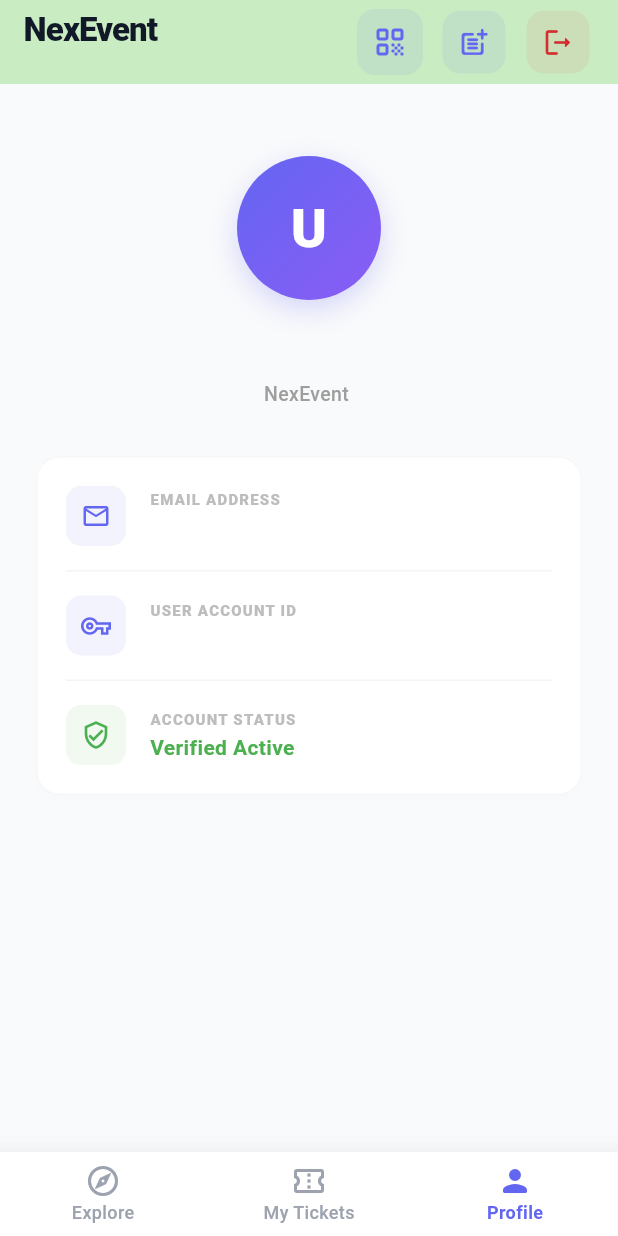
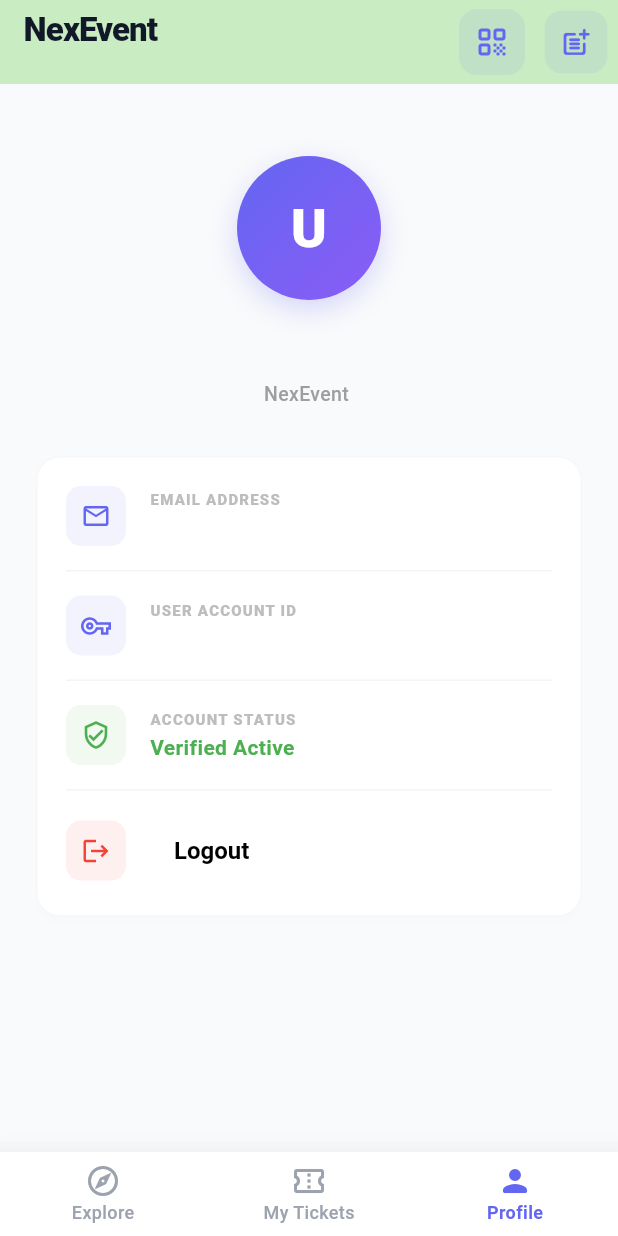
Before and after one commit to jb-git-code/NexEvent, a Flutter app: the screen it shows once a user with an empty profile is signed in, item 3 of the bottom bar chosen, on a phone screen of 412 x 824 dp. Run offline on Flutter 3.47's test engine with Material 3 defaults, Android fonts, the phone set to English and light mode, and no system bars; our stand-ins replace app_links, cached_network_image, cloud_firestore, firebase_auth, firebase_core, firebase_messaging and 6 more; missing offline and left inert: mobile_scanner; accounts and stored records are empty.

Commit message:
logout fix

```diff
--- a/lib/screens/home/home_page.dart
+++ b/lib/screens/home/home_page.dart
@@ -165,35 +165,35 @@ class _HomePageState extends ConsumerState<HomePage> {
                   ),
                 )
               : const SizedBox(),
-          Padding(
-            padding: const EdgeInsets.only(left: 4.0, right: 16.0),
-            child: IconButton(
-              style: IconButton.styleFrom(
-                backgroundColor: Colors.red.withValues(alpha: 0.08),
-                foregroundColor: Colors.red[700],
-                shape: RoundedRectangleBorder(
-                  borderRadius: BorderRadius.circular(12),
-                ),
-                padding: const EdgeInsets.all(10),
-              ),
-              onPressed: () async {
-                final authService = AuthService();
-                await authService.logout();
-                await FirebaseAuth.instance.signOut();
-                ref.read(currentUserProvider.notifier).clearUser();
-                if (context.mounted) {
-                  Navigator.pushAndRemoveUntil(
-                    context,
-                    MaterialPageRoute(
-                      builder: (context) => const loginScreen(),
-                    ),
-                    (route) => false,
-                  );
-                }
-              },
-              icon: const Icon(Icons.logout_rounded, size: 22),
-            ),
-          ),
+          // Padding(
+          //   padding: const EdgeInsets.only(left: 4.0, right: 16.0),
+          //   child: IconButton(
+          //     style: IconButton.styleFrom(
+          //       backgroundColor: Colors.red.withValues(alpha: 0.08),
+          //       foregroundColor: Colors.red[700],
+          //       shape: RoundedRectangleBorder(
+          //         borderRadius: BorderRadius.circular(12),
+          //       ),
+          //       padding: const EdgeInsets.all(10),
+          //     ),
+          //     onPressed: () async {
+          //       final authService = AuthService();
+          //       await authService.logout();
+          //       await FirebaseAuth.instance.signOut();
+          //       ref.read(currentUserProvider.notifier).clearUser();
+          //       if (context.mounted) {
+          //         Navigator.pushAndRemoveUntil(
+          //           context,
+          //           MaterialPageRoute(
+          //             builder: (context) => const loginScreen(),
+          //           ),
+          //           (route) => false,
+          //         );
+          //       }
+          //     },
+          //     icon: const Icon(Icons.logout_rounded, size: 22),
+          //   ),
+          // ),
         ],
       ),
       body: pages[_selectedIndex],
--- a/lib/screens/home/profile_page.dart
+++ b/lib/screens/home/profile_page.dart
@@ -3,6 +3,8 @@ import 'package:firebase_auth/firebase_auth.dart';
 import 'package:flutter/material.dart';
 import 'package:flutter_riverpod/flutter_riverpod.dart';
 import 'package:nexevent/providers/user_provider.dart';
+import 'package:nexevent/screens/auth/login_screen.dart';
+import 'package:nexevent/services/auth_service.dart';
 import 'package:nexevent/services/firestore_service.dart';
 import 'package:nexevent/services/notification_service.dart';
 
@@ -244,23 +246,53 @@ class _ProfilePageState extends ConsumerState<ProfilePage> {
                         ),
                       ],
                     ),
+                    const Padding(
+                      padding: EdgeInsets.symmetric(vertical: 16.0),
+                      child: Divider(color: Color(0xFFF3F4F6), height: 1),
+                    ),
+                    Row(
+                      mainAxisAlignment: MainAxisAlignment.start,
+                      children: [
+                        Container(
+                          padding: const EdgeInsets.all(10),
+                          decoration: BoxDecoration(
+                            color: Colors.red.withValues(alpha: 0.08),
+                            borderRadius: BorderRadius.circular(10),
+                          ),
+                          child: const Icon(
+                            Icons.logout,
+                            color: Colors.red,
+                            size: 20,
+                          ),
+                        ),
+                        const SizedBox(width: 16),
+                        TextButton(
+                          onPressed: () async {
+                            final authService = AuthService();
+                            await authService.logout();
+                            await FirebaseAuth.instance.signOut();
+                            ref.read(currentUserProvider.notifier).clearUser();
+                            if (context.mounted) {
+                              Navigator.pushAndRemoveUntil(
+                                context,
+                                MaterialPageRoute(
+                                  builder: (context) => const loginScreen(),
+                                ),
+                                (route) => false,
+                              );
+                            }
+                          },
+                          child: Text(
+                            'Logout',
+                            style: TextStyle(color: Colors.black, fontSize: 16),
+                          ),
+                        ),
+                      ],
+                    ),
                   ],
                 ),
               ),
             ),
-            // const SizedBox(height: 20),
-            // (uploaded)
-            //     ? const SizedBox()
-            //     : ElevatedButton(
-            //         onPressed: () async {
-            //           String uid = FirebaseAuth.instance.currentUser!.uid;
-            //           await NotificationService().getToken(uid);
-            //           setState(() {
-            //             uploaded = true;
-            //           });
-            //         },
-            //         child: Text('Upload Token'),
-            //       ),
           ],
         ),
       ),
```
